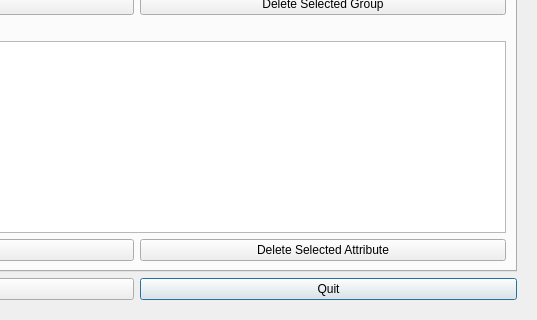
maelm-Epita/Noupharen, file forms/langsettingswindow.ui: the form before one commit; both pictures show x 263 to 800 and y 280 to 600 of the 800 by 600 pixel window.
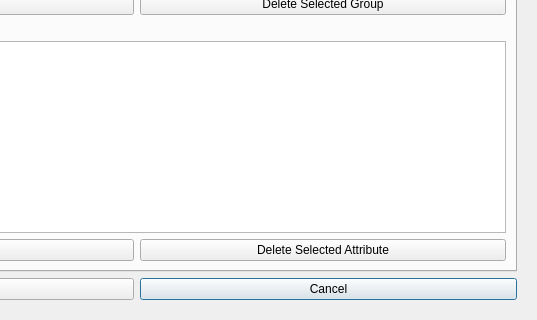
The form after the commit. Icons and pictures are not drawn.

The edit to the form file:
```diff
--- a/forms/langsettingswindow.ui
+++ b/forms/langsettingswindow.ui
@@ -33,7 +33,7 @@
       <item row="2" column="1">
        <widget class="QPushButton" name="quitBtn">
         <property name="text">
-         <string>Quit</string>
+         <string>Cancel</string>
         </property>
        </widget>
       </item>
```
Left out of the diff: 2 changed lines with no effect on the pictures.
